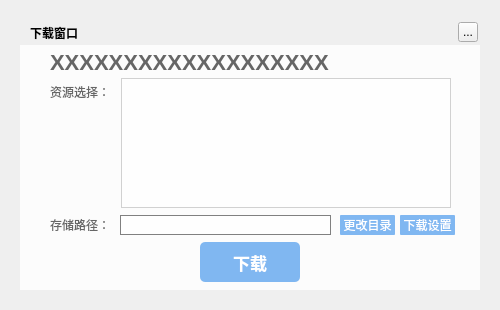
Qt form musicUi/musicWidget/musicdownloadwidget.ui (Greedysky/TTKMusicPlayer) before a commit.
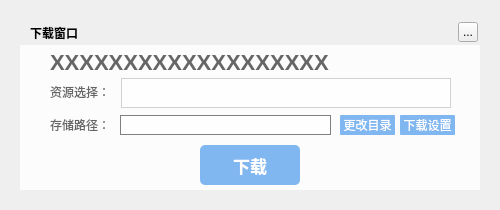
The same form after that commit. Custom widgets are drawn as their Qt base class.

Commit message: dynamically adjust the height of my download page[613450]

```diff
--- a/musicUi/musicWidget/musicdownloadwidget.ui
+++ b/musicUi/musicWidget/musicdownloadwidget.ui
@@ -7,7 +7,7 @@
     <x>0</x>
     <y>0</y>
     <width>500</width>
-    <height>310</height>
+    <height>210</height>
    </rect>
   </property>
   <property name="windowTitle">
@@ -22,7 +22,7 @@
      <x>20</x>
      <y>20</y>
      <width>460</width>
-     <height>270</height>
+     <height>170</height>
     </rect>
    </property>
    <property name="styleSheet">
@@ -67,7 +67,7 @@
      <x>20</x>
      <y>45</y>
      <width>460</width>
-     <height>245</height>
+     <height>145</height>
     </rect>
    </property>
    <property name="styleSheet">
@@ -78,7 +78,7 @@
     <property name="geometry">
      <rect>
       <x>30</x>
-      <y>170</y>
+      <y>70</y>
       <width>60</width>
       <height>20</height>
      </rect>
@@ -91,7 +91,7 @@
     <property name="geometry">
      <rect>
       <x>100</x>
-      <y>170</y>
+      <y>70</y>
       <width>211</width>
       <height>20</height>
      </rect>
@@ -107,7 +107,7 @@
     <property name="geometry">
      <rect>
       <x>320</x>
-      <y>170</y>
+      <y>70</y>
       <width>55</width>
       <height>20</height>
      </rect>
@@ -126,7 +126,7 @@
     <property name="geometry">
      <rect>
       <x>380</x>
-      <y>170</y>
+      <y>70</y>
       <width>55</width>
       <height>20</height>
      </rect>
@@ -145,7 +145,7 @@
     <property name="geometry">
      <rect>
       <x>180</x>
-      <y>197</y>
+      <y>100</y>
       <width>100</width>
       <height>40</height>
      </rect>
@@ -182,7 +182,7 @@
       <x>101</x>
       <y>33</y>
       <width>330</width>
-      <height>130</height>
+      <height>30</height>
      </rect>
     </property>
    </widget>
```
The commit also changes 3 other files.
